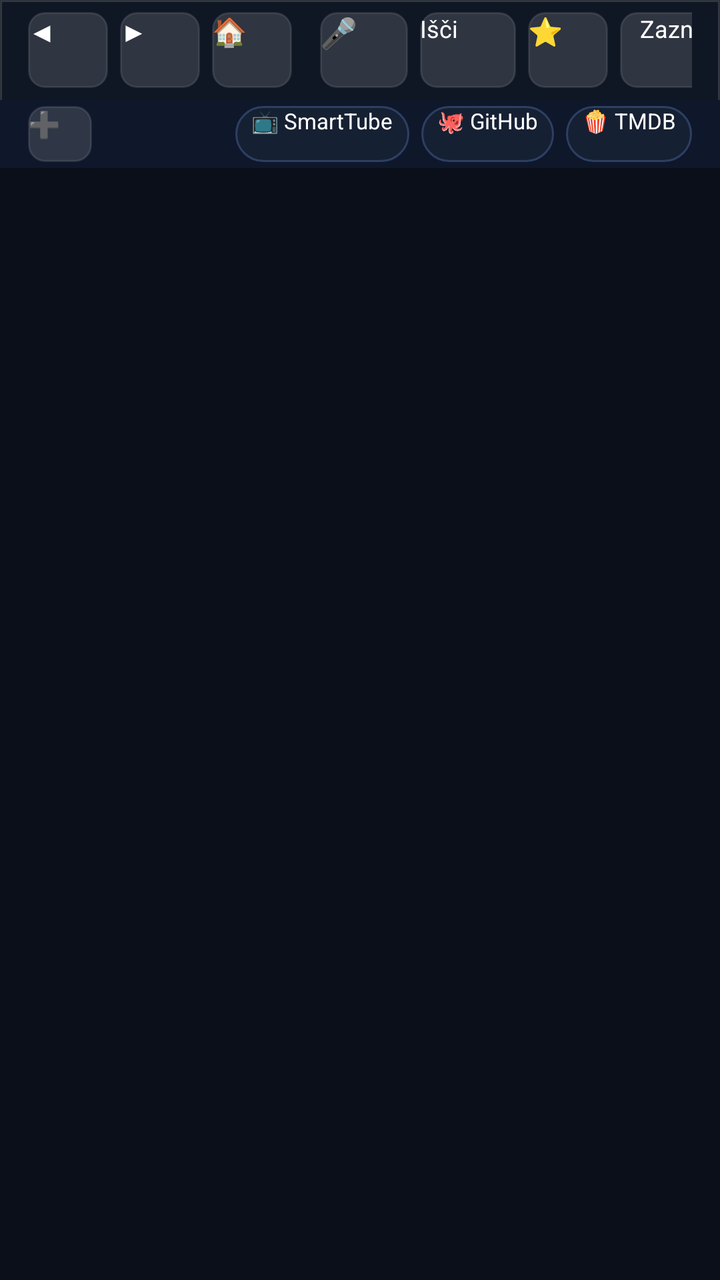
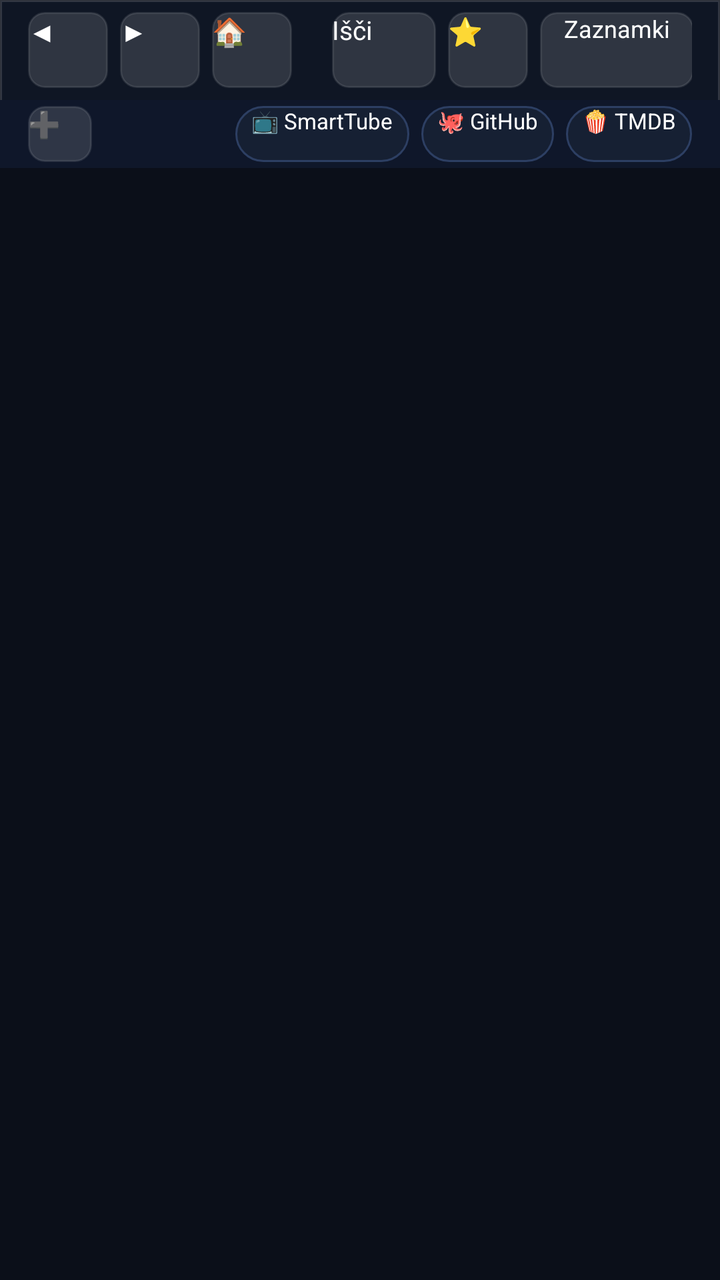

Screens rendered from an Android XML layout before and after an edit, with the pre-edit source and the edit as a unified diff.
<!-- AndroidManifest.xml: application theme android:Theme.NoTitleBar.Fullscreen -->
<!-- res/layout/activity_main.xml -->
<?xml version="1.0" encoding="utf-8"?>
<RelativeLayout xmlns:android="http://schemas.android.com/apk/res/android"
    android:layout_width="match_parent"
    android:layout_height="match_parent"
    android:background="@color/bg_primary">

    
    <LinearLayout
        android:id="@+id/headerContainer"
        android:layout_width="match_parent"
        android:layout_height="wrap_content"
        android:layout_alignParentTop="true"
        android:orientation="vertical"
        android:background="@drawable/bg_nav_bar"
        android:elevation="12dp">

        
        <LinearLayout
            android:id="@+id/navBar"
            android:layout_width="match_parent"
            android:layout_height="50dp"
            android:gravity="center_vertical"
            android:orientation="horizontal"
            android:paddingHorizontal="14dp">

            <Button
                android:id="@+id/btnBack"
                android:layout_width="40dp"
                android:layout_height="38dp"
                android:background="@drawable/bg_nav_button"
                android:text="◀"
                android:textColor="@color/text_primary"
                android:textSize="14sp"
                android:nextFocusDown="@id/btnAddTab"
                android:focusable="true" />

            <Button
                android:id="@+id/btnForward"
                android:layout_width="40dp"
                android:layout_height="38dp"
                android:layout_marginStart="6dp"
                android:background="@drawable/bg_nav_button"
                android:text="▶"
                android:textColor="@color/text_primary"
                android:textSize="14sp"
                android:nextFocusDown="@id/btnAddTab"
                android:focusable="true" />

            <Button
                android:id="@+id/btnHome"
                android:layout_width="40dp"
                android:layout_height="38dp"
                android:layout_marginStart="6dp"
                android:background="@drawable/bg_nav_button"
                android:text="🏠"
                android:textColor="@color/text_primary"
                android:textSize="14sp"
                android:nextFocusDown="@id/editUrl"
                android:focusable="true" />

            
            <EditText
                android:id="@+id/editUrl"
                android:layout_width="0dp"
                android:layout_height="38dp"
                android:layout_weight="1"
                android:layout_marginStart="8dp"
                android:layout_marginEnd="6dp"
                android:background="@drawable/bg_omnibox"
                android:hint="@string/url_hint"
                android:textColorHint="@color/text_secondary"
                android:textColor="@color/text_primary"
                android:textSize="14sp"
                android:paddingHorizontal="12dp"
                android:singleLine="true"
                android:imeOptions="actionGo"
                android:inputType="textUri|textWebEditText"
                android:nextFocusDown="@id/tabsScrollView"
                android:focusable="true" />

            
            <Button
                android:id="@+id/btnMic"
                android:layout_width="44dp"
                android:layout_height="38dp"
                android:background="@drawable/bg_nav_button"
                android:text="🎤"
                android:textColor="@color/accent_cyan"
                android:textSize="15sp"
                android:focusable="true" />

            <Button
                android:id="@+id/btnGo"
                android:layout_width="48dp"
                android:layout_height="38dp"
                android:layout_marginStart="6dp"
                android:background="@drawable/bg_nav_button"
                android:text="Išči"
                android:textColor="@color/text_primary"
                android:textSize="12sp"
                android:focusable="true" />

            <Button
                android:id="@+id/btnStarBookmark"
                android:layout_width="40dp"
                android:layout_height="38dp"
                android:layout_marginStart="6dp"
                android:background="@drawable/bg_nav_button"
                android:text="⭐"
                android:textColor="@color/text_primary"
                android:textSize="14sp"
                android:focusable="true" />

            <Button
                android:id="@+id/btnNavBookmarks"
                android:layout_width="wrap_content"
                android:layout_height="38dp"
                android:layout_marginStart="6dp"
                android:paddingHorizontal="10dp"
                android:background="@drawable/bg_nav_button"
                android:text="Zaznamki"
                android:textColor="@color/text_primary"
                android:textSize="12sp"
                android:focusable="true" />

            <Button
                android:id="@+id/btnNavDownloads"
                android:layout_width="wrap_content"
                android:layout_height="38dp"
                android:layout_marginStart="6dp"
                android:paddingHorizontal="10dp"
                android:background="@drawable/bg_nav_button"
                android:text="Prenosi"
                android:textColor="@color/text_primary"
                android:textSize="12sp"
                android:focusable="true" />

            <Button
                android:id="@+id/btnToggleCursor"
                android:layout_width="wrap_content"
                android:layout_height="38dp"
                android:layout_marginStart="6dp"
                android:paddingHorizontal="10dp"
                android:background="@drawable/bg_nav_button"
                android:text="🖱️ Kurzor"
                android:textColor="@color/text_primary"
                android:textSize="12sp"
                android:focusable="true" />

            <Button
                android:id="@+id/btnNavSettings"
                android:layout_width="40dp"
                android:layout_height="38dp"
                android:layout_marginStart="6dp"
                android:background="@drawable/bg_nav_button"
                android:text="⚙️"
                android:textColor="@color/text_primary"
                android:textSize="14sp"
                android:focusable="true" />
        </LinearLayout>

        
        <LinearLayout
            android:id="@+id/tabsBarContainer"
            android:layout_width="match_parent"
            android:layout_height="34dp"
            android:gravity="center_vertical"
            android:orientation="horizontal"
            android:background="#0f172a"
            android:paddingHorizontal="14dp">

            <Button
                android:id="@+id/btnAddTab"
                android:layout_width="32dp"
                android:layout_height="28dp"
                android:background="@drawable/bg_nav_button"
                android:text="➕"
                android:textColor="@color/accent_cyan"
                android:textSize="13sp"
                android:focusable="true" />

            <HorizontalScrollView
                android:id="@+id/tabsScrollView"
                android:layout_width="0dp"
                android:layout_height="match_parent"
                android:layout_weight="1"
                android:layout_marginStart="6dp"
                android:scrollbars="none">

                <LinearLayout
                    android:id="@+id/tabsLayout"
                    android:layout_width="wrap_content"
                    android:layout_height="match_parent"
                    android:gravity="center_vertical"
                    android:orientation="horizontal" />
            </HorizontalScrollView>

            
            <LinearLayout
                android:id="@+id/quickLinksBar"
                android:layout_width="wrap_content"
                android:layout_height="match_parent"
                android:gravity="center_vertical"
                android:orientation="horizontal">

                <Button
                    android:id="@+id/btnQuickSmartTube"
                    android:layout_width="wrap_content"
                    android:layout_height="28dp"
                    android:paddingHorizontal="8dp"
                    android:background="@drawable/bg_ai_pill"
                    android:text="📺 SmartTube"
                    android:textColor="@color/text_primary"
                    android:textSize="11sp"
                    android:layout_marginStart="6dp"
                    android:focusable="true" />

                <Button
                    android:id="@+id/btnQuickGithub"
                    android:layout_width="wrap_content"
                    android:layout_height="28dp"
                    android:paddingHorizontal="8dp"
                    android:background="@drawable/bg_ai_pill"
                    android:text="🐙 GitHub"
                    android:textColor="@color/text_primary"
                    android:textSize="11sp"
                    android:layout_marginStart="6dp"
                    android:focusable="true" />

                <Button
                    android:id="@+id/btnQuickTmdb"
                    android:layout_width="wrap_content"
                    android:layout_height="28dp"
                    android:paddingHorizontal="8dp"
                    android:background="@drawable/bg_ai_pill"
                    android:text="🍿 TMDB"
                    android:textColor="@color/text_primary"
                    android:textSize="11sp"
                    android:layout_marginStart="6dp"
                    android:focusable="true" />
            </LinearLayout>
        </LinearLayout>

    </LinearLayout>

    
    <ProgressBar
        android:id="@+id/pageProgressBar"
        style="?android:attr/progressBarStyleHorizontal"
        android:layout_width="match_parent"
        android:layout_height="3dp"
        android:layout_below="@id/headerContainer"
        android:progressDrawable="@drawable/bg_omnibox"
        android:visibility="gone"
        android:elevation="14dp" />

    
    <FrameLayout
        android:id="@+id/contentContainer"
        android:layout_width="match_parent"
        android:layout_height="match_parent"
        android:layout_below="@id/headerContainer">

        
        <FrameLayout
            android:id="@+id/webViewContainer"
            android:layout_width="match_parent"
            android:layout_height="match_parent"
            android:focusable="true"
            android:focusableInTouchMode="true" />

        
        <ScrollView
            android:id="@+id/bookmarksPanel"
            android:layout_width="match_parent"
            android:layout_height="match_parent"
            android:background="@color/bg_primary"
            android:padding="24dp"
            android:visibility="gone">

            <LinearLayout
                android:layout_width="match_parent"
                android:layout_height="wrap_content"
                android:orientation="vertical">

                <LinearLayout
                    android:layout_width="match_parent"
                    android:layout_height="wrap_content"
                    android:orientation="horizontal"
                    android:gravity="center_vertical"
                    android:layout_marginBottom="20dp">

                    <TextView
                        android:layout_width="0dp"
                        android:layout_height="wrap_content"
                        android:layout_weight="1"
                        android:text="⭐ Zaznamki"
                        android:textColor="@color/accent_cyan"
                        android:textSize="22sp"
                        android:textStyle="bold" />

                    <Button
                        android:id="@+id/btnAddCustomBookmark"
                        android:layout_width="wrap_content"
                        android:layout_height="44dp"
                        android:paddingHorizontal="16dp"
                        android:background="@drawable/bg_nav_button"
                        android:text="@string/btn_add_bookmark"
                        android:textColor="@color/text_primary"
                        android:textSize="15sp"
                        android:focusable="true" />
                </LinearLayout>

                
                <GridLayout
                    android:id="@+id/bookmarksGrid"
                    android:layout_width="match_parent"
                    android:layout_height="wrap_content"
                    android:columnCount="3"
                    android:useDefaultMargins="true"
                    android:alignmentMode="alignMargins" />

            </LinearLayout>
        </ScrollView>

        
        <ScrollView
            android:id="@+id/downloadsPanel"
            android:layout_width="match_parent"
            android:layout_height="match_parent"
            android:background="@color/bg_primary"
            android:padding="24dp"
            android:visibility="gone">

            <LinearLayout
                android:layout_width="match_parent"
                android:layout_height="wrap_content"
                android:orientation="vertical">

                <TextView
                    android:layout_width="match_parent"
                    android:layout_height="wrap_content"
                    android:text="⬇️ Upravljalnik Prenosov"
                    android:textColor="@color/accent_cyan"
                    android:textSize="22sp"
                    android:textStyle="bold"
                    android:layout_marginBottom="16dp" />

                <LinearLayout
                    android:id="@+id/downloadsListContainer"
                    android:layout_width="match_parent"
                    android:layout_height="wrap_content"
                    android:orientation="vertical" />

                <TextView
                    android:id="@+id/textNoDownloads"
                    android:layout_width="match_parent"
                    android:layout_height="wrap_content"
                    android:gravity="center"
                    android:padding="40dp"
                    android:text="Ni prenesenih datotek."
                    android:textColor="@color/text_secondary"
                    android:textSize="16sp"
                    android:visibility="gone" />
            </LinearLayout>
        </ScrollView>

        
        <ScrollView
            android:id="@+id/settingsPanel"
            android:layout_width="match_parent"
            android:layout_height="match_parent"
            android:background="@color/bg_primary"
            android:padding="24dp"
            android:visibility="gone">

            <LinearLayout
                android:layout_width="match_parent"
                android:layout_height="wrap_content"
                android:orientation="vertical">

                <TextView
                    android:layout_width="match_parent"
                    android:layout_height="wrap_content"
                    android:text="⚙️ Nastavitve TV Brskalnika"
                    android:textColor="@color/accent_cyan"
                    android:textSize="24sp"
                    android:textStyle="bold"
                    android:layout_marginBottom="20dp" />

                
                <LinearLayout
                    android:layout_width="match_parent"
                    android:layout_height="wrap_content"
                    android:background="@drawable/bg_card"
                    android:padding="16dp"
                    android:orientation="horizontal"
                    android:gravity="center_vertical"
                    android:layout_marginBottom="12dp">

                    <LinearLayout
                        android:layout_width="0dp"
                        android:layout_height="wrap_content"
                        android:layout_weight="1"
                        android:orientation="vertical">

                        <TextView
                            android:layout_width="wrap_content"
                            android:layout_height="wrap_content"
                            android:text="🛡️ Vgrajeni AdBlocker &amp; Top-Frame Lock"
                            android:textColor="@color/text_primary"
                            android:textSize="16sp"
                            android:textStyle="bold" />

                        <TextView
                            android:layout_width="wrap_content"
                            android:layout_height="wrap_content"
                            android:text="Blokira 1500+ oglasnih in stavnih domen ter preprečuje preusmeritve."
                            android:textColor="@color/text_secondary"
                            android:textSize="13sp" />
                    </LinearLayout>

                    <Button
                        android:id="@+id/btnToggleAdblock"
                        android:layout_width="wrap_content"
                        android:layout_height="44dp"
                        android:paddingHorizontal="16dp"
                        android:background="@drawable/bg_nav_button"
                        android:text="VKLOPLJENO"
                        android:textColor="@color/accent_cyan"
                        android:focusable="true" />
                </LinearLayout>

                
                <LinearLayout
                    android:layout_width="match_parent"
                    android:layout_height="wrap_content"
                    android:background="@drawable/bg_card"
                    android:padding="16dp"
                    android:orientation="horizontal"
                    android:gravity="center_vertical"
                    android:layout_marginBottom="12dp">

                    <LinearLayout
                        android:layout_width="0dp"
                        android:layout_height="wrap_content"
                        android:layout_weight="1"
                        android:orientation="vertical">

                        <TextView
                            android:layout_width="wrap_content"
                            android:layout_height="wrap_content"
                            android:text="🔍 Privzeti Iskalnik"
                            android:textColor="@color/text_primary"
                            android:textSize="16sp"
                            android:textStyle="bold" />

                        <TextView
                            android:id="@+id/textCurrentEngine"
                            android:layout_width="wrap_content"
                            android:layout_height="wrap_content"
                            android:text="Trenutno: Google Iskanje"
                            android:textColor="@color/text_secondary"
                            android:textSize="13sp" />
                    </LinearLayout>

                    <Button
                        android:id="@+id/btnSwitchEngine"
                        android:layout_width="wrap_content"
                        android:layout_height="44dp"
                        android:paddingHorizontal="16dp"
                        android:background="@drawable/bg_nav_button"
                        android:text="Zamenjaj"
                        android:textColor="@color/text_primary"
                        android:focusable="true" />
                </LinearLayout>

                
                <LinearLayout
                    android:layout_width="match_parent"
                    android:layout_height="wrap_content"
                    android:background="@drawable/bg_card"
                    android:padding="16dp"
                    android:orientation="horizontal"
                    android:gravity="center_vertical">

                    <LinearLayout
                        android:layout_width="0dp"
                        android:layout_height="wrap_content"
                        android:layout_weight="1"
                        android:orientation="vertical">

                        <TextView
                            android:layout_width="wrap_content"
                            android:layout_height="wrap_content"
                            android:text="🧹 Predpomnilnik &amp; Piškotki"
                            android:textColor="@color/text_primary"
                            android:textSize="16sp"
                            android:textStyle="bold" />

                        <TextView
                            android:layout_width="wrap_content"
                            android:layout_height="wrap_content"
                            android:text="Počisti zgodovino brskanja in začasne podatke."
                            android:textColor="@color/text_secondary"
                            android:textSize="13sp" />
                    </LinearLayout>

                    <Button
                        android:id="@+id/btnClearCache"
                        android:layout_width="wrap_content"
                        android:layout_height="44dp"
                        android:paddingHorizontal="16dp"
                        android:background="@drawable/bg_nav_button"
                        android:text="Počisti"
                        android:textColor="@color/accent_red"
                        android:focusable="true" />
                </LinearLayout>

            </LinearLayout>
        </ScrollView>

        
        <FrameLayout
            android:id="@+id/customViewContainer"
            android:layout_width="match_parent"
            android:layout_height="match_parent"
            android:background="#000000"
            android:visibility="gone"
            android:elevation="20dp" />

        
        <com.example.tvbrowser.CursorOverlay
            android:id="@+id/cursorOverlay"
            android:layout_width="match_parent"
            android:layout_height="match_parent"
            android:visibility="gone"
            android:elevation="30dp" />

        
        <LinearLayout
            android:id="@+id/voiceListeningOverlay"
            android:layout_width="match_parent"
            android:layout_height="match_parent"
            android:background="#d8000000"
            android:gravity="center"
            android:orientation="vertical"
            android:clickable="true"
            android:focusable="true"
            android:visibility="gone"
            android:elevation="40dp">

            <LinearLayout
                android:layout_width="520dp"
                android:layout_height="wrap_content"
                android:background="@drawable/bg_card"
                android:gravity="center"
                android:orientation="vertical"
                android:padding="32dp">

                <TextView
                    android:id="@+id/textVoiceMicIcon"
                    android:layout_width="80dp"
                    android:layout_height="80dp"
                    android:background="@drawable/bg_nav_button"
                    android:gravity="center"
                    android:text="🎤"
                    android:textSize="40sp" />

                <TextView
                    android:id="@+id/textVoiceStatus"
                    android:layout_width="wrap_content"
                    android:layout_height="wrap_content"
                    android:layout_marginTop="20dp"
                    android:text="Poslušam... Govorite zdaj!"
                    android:textColor="@color/accent_cyan"
                    android:textSize="22sp"
                    android:textStyle="bold" />

                <TextView
                    android:id="@+id/textVoicePrompt"
                    android:layout_width="wrap_content"
                    android:layout_height="wrap_content"
                    android:layout_marginTop="8dp"
                    android:gravity="center"
                    android:text="Npr: 'Odpri YouTube', 'Poišči Spider-Man', 'StreamNexus'..."
                    android:textColor="@color/text_secondary"
                    android:textSize="15sp" />

                <Button
                    android:id="@+id/btnCancelVoice"
                    android:layout_width="wrap_content"
                    android:layout_height="44dp"
                    android:layout_marginTop="24dp"
                    android:paddingHorizontal="24dp"
                    android:background="@drawable/bg_nav_button"
                    android:text="Prekliči"
                    android:textColor="@color/text_primary"
                    android:focusable="true" />
            </LinearLayout>
        </LinearLayout>

    </FrameLayout>
</RelativeLayout>
<!-- resources referenced by this layout -->
<resources>
  <color name="accent_cyan">#00d2ff</color>
  <color name="accent_red">#ff4b4b</color>
  <color name="bg_primary">#0b0f19</color>
  <color name="text_primary">#ffffff</color>
  <color name="text_secondary">#9ca3af</color>
  <!-- drawable bg_ai_pill (drawable) -->
  <?xml version="1.0" encoding="utf-8"?>
  <selector xmlns:android="http://schemas.android.com/apk/res/android">
      <item android:state_focused="true">
          <shape android:shape="rectangle">
              <solid android:color="#00d2ff" />
              <corners android:radius="16dp" />
              <stroke android:width="1dp" android:color="#ffffff" />
          </shape>
      </item>
      <item>
          <shape android:shape="rectangle">
              <solid android:color="#162033" />
              <corners android:radius="16dp" />
              <stroke android:width="1dp" android:color="#2d3f63" />
          </shape>
      </item>
  </selector>
  <!-- drawable bg_card (drawable) -->
  <?xml version="1.0" encoding="utf-8"?>
  <selector xmlns:android="http://schemas.android.com/apk/res/android">
      <item android:state_focused="true">
          <shape android:shape="rectangle">
              <solid android:color="#2600d2ff" />
              <corners android:radius="12dp" />
              <stroke android:width="3dp" android:color="#00d2ff" />
          </shape>
      </item>
      <item>
          <shape android:shape="rectangle">
              <solid android:color="#1a1e2e" />
              <corners android:radius="12dp" />
              <stroke android:width="1dp" android:color="#22ffffff" />
          </shape>
      </item>
  </selector>
  <!-- drawable bg_nav_bar (drawable) -->
  <?xml version="1.0" encoding="utf-8"?>
  <shape xmlns:android="http://schemas.android.com/apk/res/android" android:shape="rectangle">
      <solid android:color="#cc111827" />
      <stroke android:width="1dp" android:color="#26ffffff" />
  </shape>
  <!-- drawable bg_nav_button (drawable) -->
  <?xml version="1.0" encoding="utf-8"?>
  <selector xmlns:android="http://schemas.android.com/apk/res/android">
      <item android:state_focused="true">
          <shape android:shape="rectangle">
              <solid android:color="#00d2ff" />
              <corners android:radius="8dp" />
          </shape>
      </item>
      <item android:state_pressed="true">
          <shape android:shape="rectangle">
              <solid android:color="#00a0cc" />
              <corners android:radius="8dp" />
          </shape>
      </item>
      <item>
          <shape android:shape="rectangle">
              <solid android:color="#22ffffff" />
              <corners android:radius="8dp" />
              <stroke android:width="1dp" android:color="#1affffff" />
          </shape>
      </item>
  </selector>
  <!-- drawable bg_omnibox (drawable) -->
  <?xml version="1.0" encoding="utf-8"?>
  <selector xmlns:android="http://schemas.android.com/apk/res/android">
      <item android:state_focused="true">
          <shape android:shape="rectangle">
              <solid android:color="#2a3b5c" />
              <corners android:radius="8dp" />
              <stroke android:width="2dp" android:color="#00d2ff" />
          </shape>
      </item>
      <item>
          <shape android:shape="rectangle">
              <solid android:color="#1c2538" />
              <corners android:radius="8dp" />
              <stroke android:width="1dp" android:color="#33ffffff" />
          </shape>
      </item>
  </selector>
  <string name="btn_add_bookmark">+ Dodaj zaznamek</string>
  <string name="url_hint">Vnesite naslov, vprašajte AI ali kliknite 🎤...</string>
</resources>

<!-- the commit's change to res/layout/activity_main.xml (unified diff, before → after) -->
@@ -78,26 +78,15 @@
                 android:nextFocusDown="@id/tabsScrollView"
                 android:focusable="true" />
 
-            
-            <Button
-                android:id="@+id/btnMic"
-                android:layout_width="44dp"
-                android:layout_height="38dp"
-                android:background="@drawable/bg_nav_button"
-                android:text="🎤"
-                android:textColor="@color/accent_cyan"
-                android:textSize="15sp"
-                android:focusable="true" />
-
             <Button
                 android:id="@+id/btnGo"
-                android:layout_width="48dp"
+                android:layout_width="52dp"
                 android:layout_height="38dp"
                 android:layout_marginStart="6dp"
                 android:background="@drawable/bg_nav_button"
                 android:text="Išči"
                 android:textColor="@color/text_primary"
-                android:textSize="12sp"
+                android:textSize="13sp"
                 android:focusable="true" />
 
             <Button
@@ -116,7 +105,7 @@
                 android:layout_width="wrap_content"
                 android:layout_height="38dp"
                 android:layout_marginStart="6dp"
-                android:paddingHorizontal="10dp"
+                android:paddingHorizontal="12dp"
                 android:background="@drawable/bg_nav_button"
                 android:text="Zaznamki"
                 android:textColor="@color/text_primary"
@@ -128,21 +117,9 @@
                 android:layout_width="wrap_content"
                 android:layout_height="38dp"
                 android:layout_marginStart="6dp"
-                android:paddingHorizontal="10dp"
+                android:paddingHorizontal="12dp"
                 android:background="@drawable/bg_nav_button"
                 android:text="Prenosi"
-                android:textColor="@color/text_primary"
-                android:textSize="12sp"
-                android:focusable="true" />
-
-            <Button
-                android:id="@+id/btnToggleCursor"
-                android:layout_width="wrap_content"
-                android:layout_height="38dp"
-                android:layout_marginStart="6dp"
-                android:paddingHorizontal="10dp"
-                android:background="@drawable/bg_nav_button"
-                android:text="🖱️ Kurzor"
                 android:textColor="@color/text_primary"
                 android:textSize="12sp"
                 android:focusable="true" />
